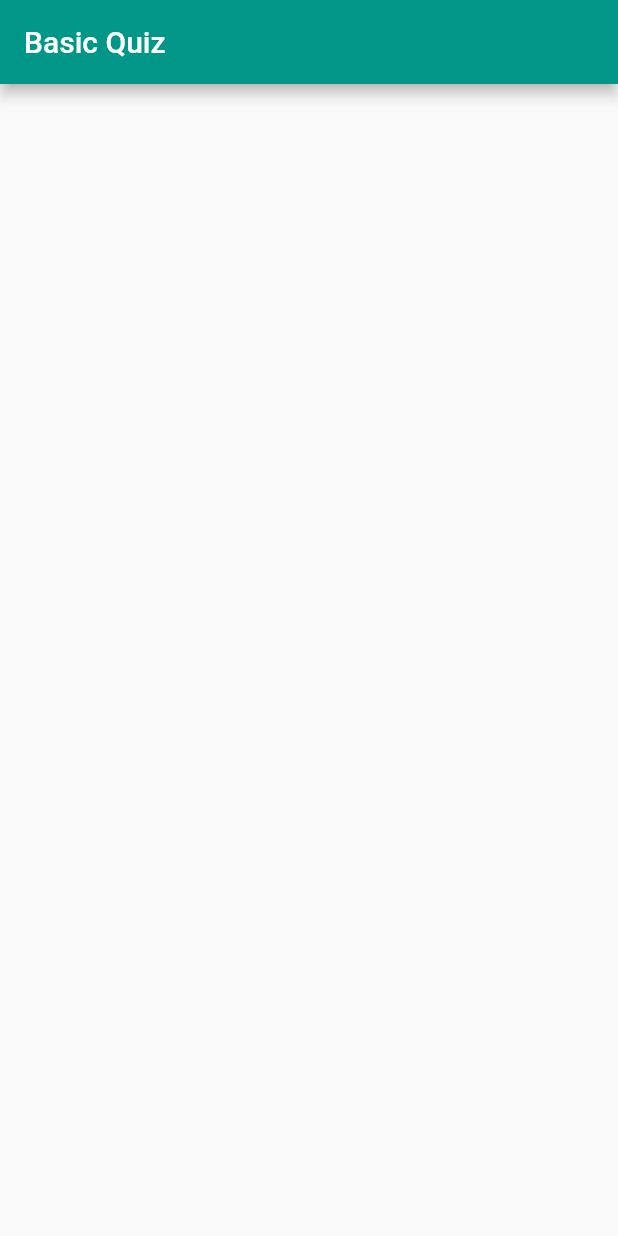
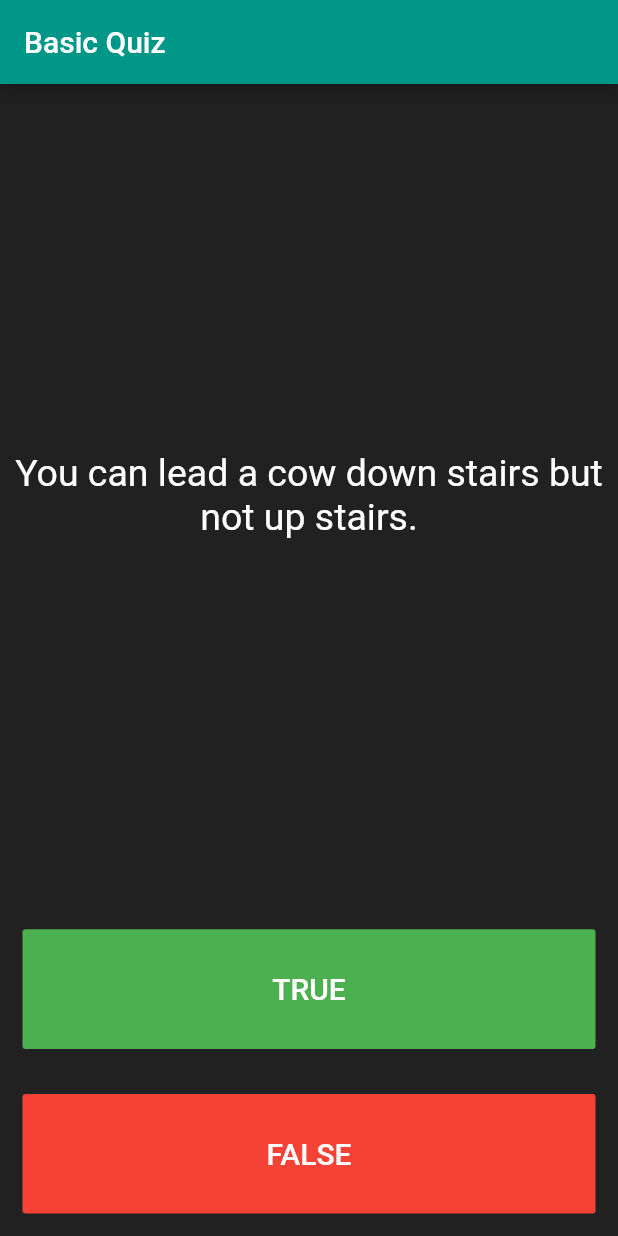
Before and after one commit to Mukeshkrjha/Flutter_Basic_Quiz, a Flutter app: the screen it shows after launch, on a phone screen of 412 x 824 dp. Run offline on Flutter 3.47's test engine with Material 2 defaults, Android fonts, the phone set to English and light mode, and no system bars.

Commit message:
Basic functionality ready

```diff
--- a/lib/main.dart
+++ b/lib/main.dart
@@ -25,13 +25,126 @@ class QuizPage extends StatefulWidget {
 }
 
 class _QuizPageState extends State<QuizPage> {
+  List<Icon> scoreKeeper = [];
+
+  List<String> questions = [
+    'You can lead a cow down stairs but not up stairs.',
+    'Approximately one quarter of human bones are in the feet.',
+    'A slug\'s blood is green.'
+  ];
+
+  List<bool> answers = [false, true, true];
+
+  int questionNumber = 0;
+
   @override
   Widget build(BuildContext context) {
     return Scaffold(
+      backgroundColor: Colors.grey.shade900,
       appBar: AppBar(
         backgroundColor: Colors.teal,
         title: Text(widget.title),
       ),
+      body: SafeArea(
+        child: Column(
+          mainAxisAlignment: MainAxisAlignment.spaceBetween,
+          crossAxisAlignment: CrossAxisAlignment.stretch,
+          children: [
+            Expanded(
+              flex: 5,
+              child: Padding(
+                padding: EdgeInsets.all(10.0),
+                child: Center(
+                  child: Text(
+                    questions[questionNumber],
+                    textAlign: TextAlign.center,
+                    style: TextStyle(
+                      fontSize: 25.0,
+                      color: Colors.white,
+                    ),
+                  ),
+                ),
+              ),
+            ),
+            Expanded(
+              child: Padding(
+                padding: EdgeInsets.all(15.0),
+                child: FlatButton(
+                  textColor: Colors.white,
+                  color: Colors.green,
+                  child: Text(
+                    'TRUE',
+                    style: TextStyle(
+                      color: Colors.white,
+                      fontSize: 20.0,
+                    ),
+                  ),
+                  onPressed: () {
+                    setState(() {
+                      if (true == answers[questionNumber]) {
+                        scoreKeeper.add(Icon(
+                          Icons.check,
+                          color: Colors.green,
+                        ));
+                      } else {
+                        scoreKeeper.add(Icon(
+                          Icons.close,
+                          color: Colors.red,
+                        ));
+                      }
+
+                      if (questionNumber < questions.length) {
+                        questionNumber++;
+                      } else {
+                        questionNumber = 0;
+                      }
+                    });
+                  },
+                ),
+              ),
+            ),
+            Expanded(
+              child: Padding(
+                padding: EdgeInsets.all(15.0),
+                child: FlatButton(
+                  color: Colors.red,
+                  child: Text(
+                    'FALSE',
+                    style: TextStyle(
+                      fontSize: 20.0,
+                      color: Colors.white,
+                    ),
+                  ),
+                  onPressed: () {
+                    setState(() {
+                      if (false == answers[questionNumber]) {
+                        scoreKeeper.add(Icon(
+                          Icons.check,
+                          color: Colors.green,
+                        ));
+                      } else {
+                        scoreKeeper.add(Icon(
+                          Icons.close,
+                          color: Colors.red,
+                        ));
+                      }
+
+                      if (questionNumber < questions.length) {
+                        questionNumber++;
+                      } else {
+                        questionNumber = 0;
+                      }
+                    });
+                  },
+                ),
+              ),
+            ),
+            Row(
+              children: scoreKeeper,
+            )
+          ],
+        ),
+      ),
     );
   }
 }
```
Also changed, not shown: 50 other files.
